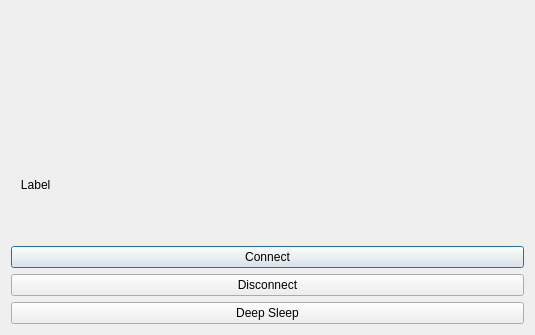
This is myo.ui in javierkno/myo-inmoov as Qt 5 draws it before an edit. The edited form follows.
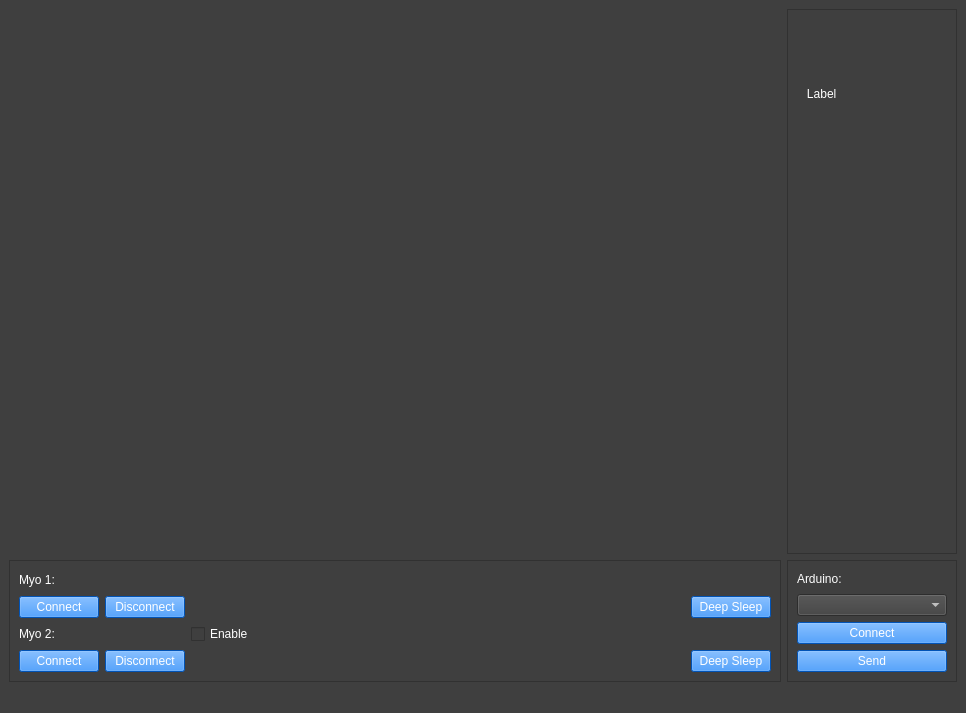
This is the edited form.

Diff of the .ui file:
```diff
--- a/myo.ui
+++ b/myo.ui
@@ -1,67 +1,390 @@
 <?xml version="1.0" encoding="UTF-8"?>
 <ui version="4.0">
- <class>Dialog</class>
- <widget class="QDialog" name="Dialog">
+ <class>MainWindow</class>
+ <widget class="QMainWindow" name="MainWindow">
   <property name="geometry">
    <rect>
     <x>0</x>
     <y>0</y>
-    <width>535</width>
-    <height>335</height>
+    <width>966</width>
+    <height>713</height>
    </rect>
   </property>
+  <property name="sizePolicy">
+   <sizepolicy hsizetype="Fixed" vsizetype="Fixed">
+    <horstretch>0</horstretch>
+    <verstretch>0</verstretch>
+   </sizepolicy>
+  </property>
+  <property name="minimumSize">
+   <size>
+    <width>400</width>
+    <height>400</height>
+   </size>
+  </property>
   <property name="windowTitle">
    <string>Dialog</string>
   </property>
-  <layout class="QVBoxLayout" name="verticalLayout">
-   <item>
-    <widget class="QWidget" name="plot" native="true">
-     <property name="sizePolicy">
-      <sizepolicy hsizetype="Expanding" vsizetype="Preferred">
-       <horstretch>0</horstretch>
-       <verstretch>0</verstretch>
-      </sizepolicy>
-     </property>
-     <property name="layoutDirection">
-      <enum>Qt::LeftToRight</enum>
-     </property>
-    </widget>
-   </item>
-   <item>
-    <widget class="QLabel" name="lbl_pose">
-     <property name="text">
-      <string>   Label</string>
-     </property>
-    </widget>
-   </item>
-   <item>
-    <widget class="QPushButton" name="btn_connect">
-     <property name="styleSheet">
-      <string notr="true"/>
-     </property>
-     <property name="text">
-      <string>Connect</string>
-     </property>
-    </widget>
-   </item>
-   <item>
-    <widget class="QPushButton" name="btn_disconnect">
-     <property name="styleSheet">
-      <string notr="true"/>
-     </property>
-     <property name="text">
-      <string>Disconnect</string>
-     </property>
-    </widget>
-   </item>
-   <item>
-    <widget class="QPushButton" name="btn_sleep">
-     <property name="text">
-      <string>Deep Sleep</string>
-     </property>
-    </widget>
-   </item>
-  </layout>
+  <property name="styleSheet">
+   <string notr="true">QWidget { background-color: rgb(63, 63, 63); color: white }
+QPushButton::!enabled { background-color:rgb(170, 170, 170); color: black }
+QPushButton { background-color: rgb(2, 116, 255); color: white }</string>
+  </property>
+  <widget class="QWidget" name="centralwidget">
+   <layout class="QGridLayout" name="gridLayout">
+    <item row="0" column="0">
+     <widget class="QWidget" name="plot" native="true">
+      <property name="sizePolicy">
+       <sizepolicy hsizetype="Expanding" vsizetype="Preferred">
+        <horstretch>0</horstretch>
+        <verstretch>0</verstretch>
+       </sizepolicy>
+      </property>
+      <property name="minimumSize">
+       <size>
+        <width>200</width>
+        <height>200</height>
+       </size>
+      </property>
+      <property name="layoutDirection">
+       <enum>Qt::LeftToRight</enum>
+      </property>
+      <layout class="QVBoxLayout" name="mplvl"/>
+     </widget>
+    </item>
+    <item row="0" column="1">
+     <widget class="QFrame" name="frame_2">
+      <property name="frameShape">
+       <enum>QFrame::StyledPanel</enum>
+      </property>
+      <property name="frameShadow">
+       <enum>QFrame::Raised</enum>
+      </property>
+      <layout class="QGridLayout" name="gridLayout_3">
+       <item row="2" column="0">
+        <widget class="QLabel" name="lbl_mov">
+         <property name="text">
+          <string/>
+         </property>
+         <property name="scaledContents">
+          <bool>true</bool>
+         </property>
+         <property name="alignment">
+          <set>Qt::AlignCenter</set>
+         </property>
+        </widget>
+       </item>
+       <item row="1" column="0">
+        <widget class="QLabel" name="lbl_art">
+         <property name="text">
+          <string>&lt;html&gt;&lt;head/&gt;&lt;body&gt;&lt;p&gt;&lt;br/&gt;&lt;/p&gt;&lt;/body&gt;&lt;/html&gt;</string>
+         </property>
+         <property name="scaledContents">
+          <bool>true</bool>
+         </property>
+         <property name="alignment">
+          <set>Qt::AlignCenter</set>
+         </property>
+        </widget>
+       </item>
+       <item row="0" column="0">
+        <widget class="QLabel" name="lbl_pose">
+         <property name="sizePolicy">
+          <sizepolicy hsizetype="Fixed" vsizetype="Fixed">
+           <horstretch>0</horstretch>
+           <verstretch>0</verstretch>
+          </sizepolicy>
+         </property>
+         <property name="minimumSize">
+          <size>
+           <width>150</width>
+           <height>150</height>
+          </size>
+         </property>
+         <property name="maximumSize">
+          <size>
+           <width>150</width>
+           <height>150</height>
+          </size>
+         </property>
+         <property name="text">
+          <string>   Label</string>
+         </property>
+         <property name="scaledContents">
+          <bool>true</bool>
+         </property>
+        </widget>
+       </item>
+      </layout>
+     </widget>
+    </item>
+    <item row="2" column="0">
+     <widget class="QFrame" name="frame">
+      <property name="sizePolicy">
+       <sizepolicy hsizetype="Preferred" vsizetype="Fixed">
+        <horstretch>0</horstretch>
+        <verstretch>0</verstretch>
+       </sizepolicy>
+      </property>
+      <property name="minimumSize">
+       <size>
+        <width>200</width>
+        <height>0</height>
+       </size>
+      </property>
+      <property name="frameShape">
+       <enum>QFrame::StyledPanel</enum>
+      </property>
+      <property name="frameShadow">
+       <enum>QFrame::Raised</enum>
+      </property>
+      <layout class="QGridLayout" name="gridLayout_2">
+       <item row="4" column="3">
+        <widget class="QLabel" name="myo_2_name">
+         <property name="text">
+          <string/>
+         </property>
+        </widget>
+       </item>
+       <item row="1" column="6">
+        <widget class="QPushButton" name="btn_sleep">
+         <property name="sizePolicy">
+          <sizepolicy hsizetype="Fixed" vsizetype="Fixed">
+           <horstretch>0</horstretch>
+           <verstretch>0</verstretch>
+          </sizepolicy>
+         </property>
+         <property name="text">
+          <string>Deep Sleep</string>
+         </property>
+        </widget>
+       </item>
+       <item row="0" column="3">
+        <widget class="QLabel" name="myo_1_name">
+         <property name="text">
+          <string/>
+         </property>
+        </widget>
+       </item>
+       <item row="1" column="1">
+        <widget class="QPushButton" name="btn_connect">
+         <property name="sizePolicy">
+          <sizepolicy hsizetype="Fixed" vsizetype="Fixed">
+           <horstretch>0</horstretch>
+           <verstretch>0</verstretch>
+          </sizepolicy>
+         </property>
+         <property name="styleSheet">
+          <string notr="true"/>
+         </property>
+         <property name="text">
+          <string>Connect</string>
+         </property>
+        </widget>
+       </item>
+       <item row="7" column="3">
+        <widget class="QPushButton" name="btn_disconnect2">
+         <property name="sizePolicy">
+          <sizepolicy hsizetype="Fixed" vsizetype="Fixed">
+           <horstretch>0</horstretch>
+           <verstretch>0</verstretch>
+          </sizepolicy>
+         </property>
+         <property name="text">
+          <string>Disconnect</string>
+         </property>
+        </widget>
+       </item>
+       <item row="7" column="5">
+        <spacer name="horizontalSpacer_2">
+         <property name="orientation">
+          <enum>Qt::Horizontal</enum>
+         </property>
+         <property name="sizeHint" stdset="0">
+          <size>
+           <width>40</width>
+           <height>20</height>
+          </size>
+         </property>
+        </spacer>
+       </item>
+       <item row="0" column="1">
+        <widget class="QLabel" name="myo_1">
+         <property name="sizePolicy">
+          <sizepolicy hsizetype="Fixed" vsizetype="Fixed">
+           <horstretch>0</horstretch>
+           <verstretch>0</verstretch>
+          </sizepolicy>
+         </property>
+         <property name="minimumSize">
+          <size>
+           <width>50</width>
+           <height>20</height>
+          </size>
+         </property>
+         <property name="maximumSize">
+          <size>
+           <width>50</width>
+           <height>20</height>
+          </size>
+         </property>
+         <property name="text">
+          <string>Myo 1:</string>
+         </property>
+        </widget>
+       </item>
+       <item row="1" column="3">
+        <widget class="QPushButton" name="btn_disconnect">
+         <property name="sizePolicy">
+          <sizepolicy hsizetype="Fixed" vsizetype="Fixed">
+           <horstretch>0</horstretch>
+           <verstretch>0</verstretch>
+          </sizepolicy>
+         </property>
+         <property name="styleSheet">
+          <string notr="true"/>
+         </property>
+         <property name="text">
+          <string>Disconnect</string>
+         </property>
+        </widget>
+       </item>
+       <item row="7" column="1">
+        <widget class="QPushButton" name="btn_connect2">
+         <property name="sizePolicy">
+          <sizepolicy hsizetype="Fixed" vsizetype="Fixed">
+           <horstretch>0</horstretch>
+           <verstretch>0</verstretch>
+          </sizepolicy>
+         </property>
+         <property name="text">
+          <string>Connect</string>
+         </property>
+        </widget>
+       </item>
+       <item row="1" column="5">
+        <spacer name="horizontalSpacer">
+         <property name="orientation">
+          <enum>Qt::Horizontal</enum>
+         </property>
+         <property name="sizeHint" stdset="0">
+          <size>
+           <width>40</width>
+           <height>20</height>
+          </size>
+         </property>
+        </spacer>
+       </item>
+       <item row="7" column="6">
+        <widget class="QPushButton" name="btn_sleep2">
+         <property name="sizePolicy">
+          <sizepolicy hsizetype="Fixed" vsizetype="Fixed">
+           <horstretch>0</horstretch>
+           <verstretch>0</verstretch>
+          </sizepolicy>
+         </property>
+         <property name="text">
+          <string>Deep Sleep</string>
+         </property>
+        </widget>
+       </item>
+       <item row="4" column="1">
+        <widget class="QLabel" name="myo_2">
+         <property name="minimumSize">
+          <size>
+           <width>50</width>
+           <height>20</height>
+          </size>
+         </property>
+         <property name="maximumSize">
+          <size>
+           <width>50</width>
+           <height>20</height>
+          </size>
+         </property>
+         <property name="text">
+          <string>Myo 2:</string>
+         </property>
+        </widget>
+       </item>
+       <item row="4" column="4">
+        <widget class="QCheckBox" name="cb_myo2">
+         <property name="text">
+          <string>Enable</string>
+         </property>
+        </widget>
+       </item>
+      </layout>
+      <zorder>myo_1</zorder>
+      <zorder>btn_connect</zorder>
+      <zorder>myo_2</zorder>
+      <zorder>btn_connect2</zorder>
+      <zorder>btn_disconnect</zorder>
+      <zorder>btn_sleep</zorder>
+      <zorder>horizontalSpacer</zorder>
+      <zorder>btn_disconnect2</zorder>
+      <zorder>horizontalSpacer_2</zorder>
+      <zorder>btn_sleep2</zorder>
+      <zorder>myo_1_name</zorder>
+      <zorder>myo_2_name</zorder>
+      <zorder>cb_myo2</zorder>
+     </widget>
+    </item>
+    <item row="2" column="1">
+     <widget class="QFrame" name="frame_arduino">
+      <property name="frameShape">
+       <enum>QFrame::StyledPanel</enum>
+      </property>
+      <property name="frameShadow">
+       <enum>QFrame::Raised</enum>
+      </property>
+      <layout class="QVBoxLayout" name="verticalLayout">
+       <item>
+        <widget class="QLabel" name="label">
+         <property name="maximumSize">
+          <size>
+           <width>50</width>
+           <height>20</height>
+          </size>
+         </property>
+         <property name="text">
+          <string>Arduino:</string>
+         </property>
+        </widget>
+       </item>
+       <item>
+        <widget class="QComboBox" name="cb_port"/>
+       </item>
+       <item>
+        <widget class="QPushButton" name="btn_connectArduino">
+         <property name="text">
+          <string>Connect</string>
+         </property>
+        </widget>
+       </item>
+       <item>
+        <widget class="QPushButton" name="btn_send">
+         <property name="text">
+          <string>Send</string>
+         </property>
+        </widget>
+       </item>
+      </layout>
+     </widget>
+    </item>
+   </layout>
+  </widget>
+  <widget class="QMenuBar" name="menubar">
+   <property name="geometry">
+    <rect>
+     <x>0</x>
+     <y>0</y>
+     <width>966</width>
+     <height>25</height>
+    </rect>
+   </property>
+  </widget>
+  <widget class="QStatusBar" name="statusbar"/>
  </widget>
  <resources/>
  <connections/>
```
Left out of the diff: 2 changed lines with no effect on the pictures.
